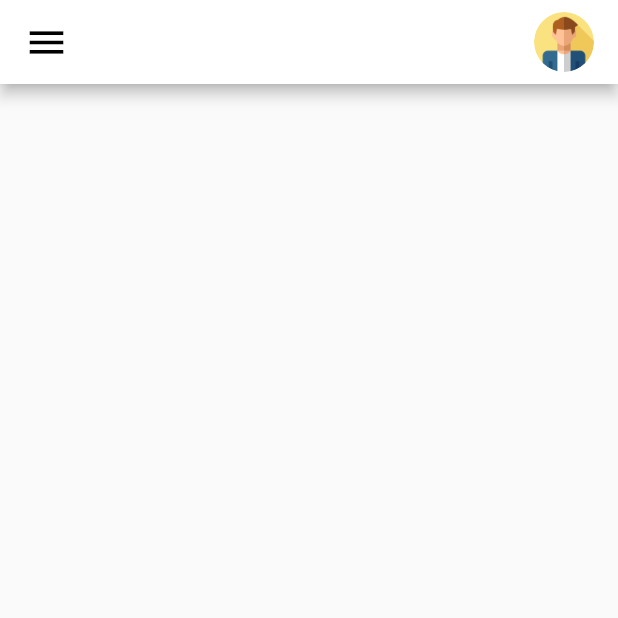
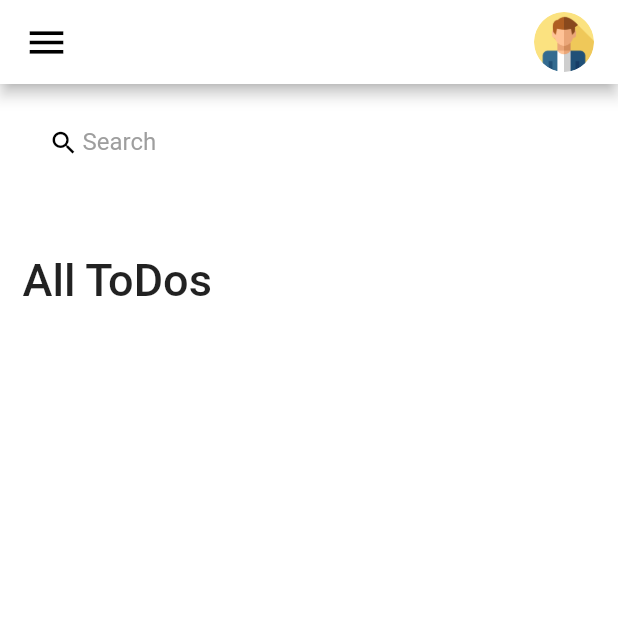
Before and after one commit to AngelPASTORROJAS/todo_app, a Flutter app: the screen it shows after launch, on a phone screen of 412 x 824 dp, the top half of it. Run offline on Flutter 3.47's test engine with Material 2 defaults, Android fonts, the phone set to English and light mode, and no system bars.

Commit message:
feat: ajout d'une barre de recherche + entete des taches

```diff
--- a/lib/screens/home.dart
+++ b/lib/screens/home.dart
@@ -7,19 +7,59 @@ class Home extends StatelessWidget {
   @override
   Widget build(BuildContext context) {
     return Scaffold(
-        appBar: AppBar(
       backgroundColor: tdBGColor,
-            title: Row(
-                mainAxisAlignment: MainAxisAlignment.spaceBetween,
+      appBar: _buildAppBar(),
+      body: Container(
+        padding: EdgeInsets.symmetric(horizontal: 15, vertical: 15),
+        child: Column(children: [
+          searchBox(),
+          Expanded(
+            child: ListView(
             children: [
+              Container(
+                margin: EdgeInsets.only(top: 50,bottom: 20),
+                child: Text('All ToDos',style: TextStyle(fontSize: 30, fontWeight: FontWeight.w500),),
+              )
+            ],
+          )
+      )]),
+      ),
+    );
+  }
+
+  Widget searchBox() {
+    return Container(
+      padding: EdgeInsets.symmetric(horizontal: 15),
+      decoration: BoxDecoration(
+          color: Colors.white, borderRadius: BorderRadius.circular(20)),
+      child: TextField(
+        decoration: InputDecoration(
+            contentPadding: EdgeInsets.all(0),
+            prefixIcon: Icon(
+              Icons.search,
+              color: tdBlack,
+              size: 20,
+            ),
+            prefixIconConstraints: BoxConstraints(maxHeight: 20, minWidth: 25),
+            border: InputBorder.none,
+            hintText: 'Search',
+            hintStyle: TextStyle(color: tdGrey)),
+      ),
+    );
+  }
+
+  AppBar _buildAppBar() {
+    return AppBar(
+        backgroundColor: tdBGColor,
+        title:
+            Row(mainAxisAlignment: MainAxisAlignment.spaceBetween, children: [
           const Icon(Icons.menu, color: tdBlack, size: 30),
-                  SizedBox(
+          Container(
               height: 40,
               width: 40,
               child: ClipRRect(
                   borderRadius: BorderRadius.circular(20),
-                          child:
-                              Image.asset('assets/images/homme.png')))
-                ])));
+                  child: Image.asset('assets/images/homme.png')))
+        ]));
   }
 }
```
Lines whose indentation alone changed are shown as unchanged.
